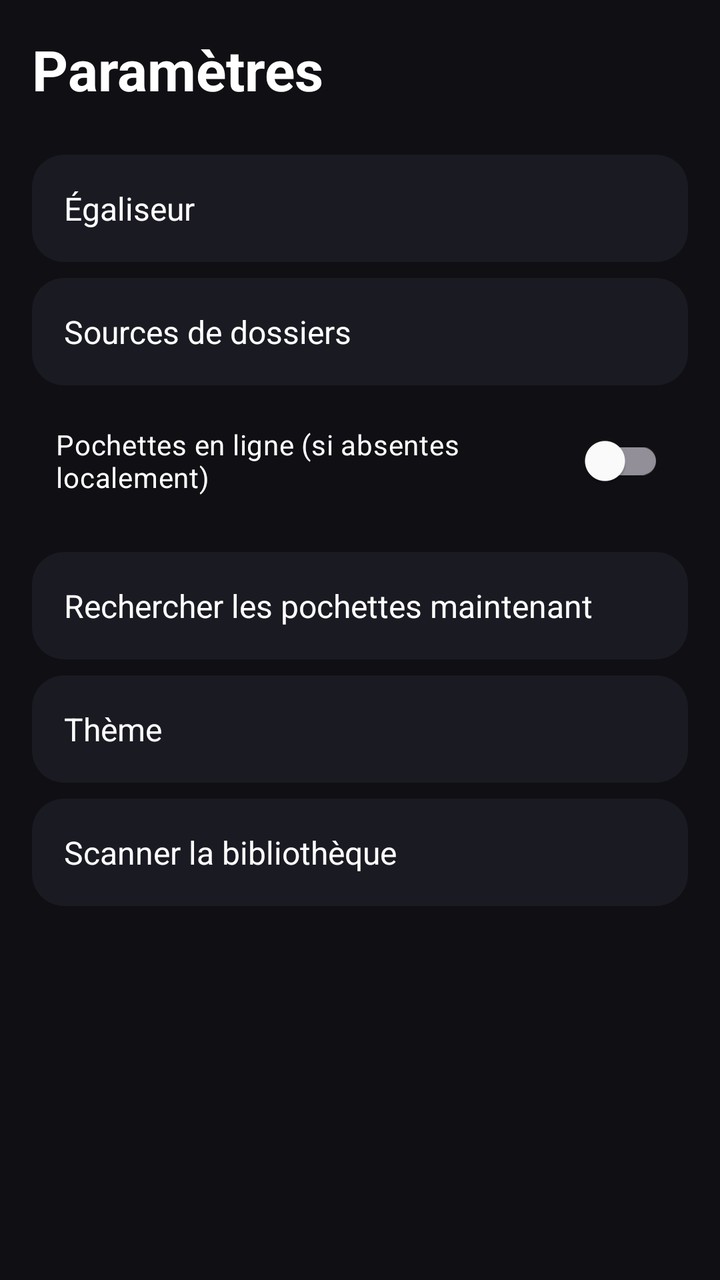
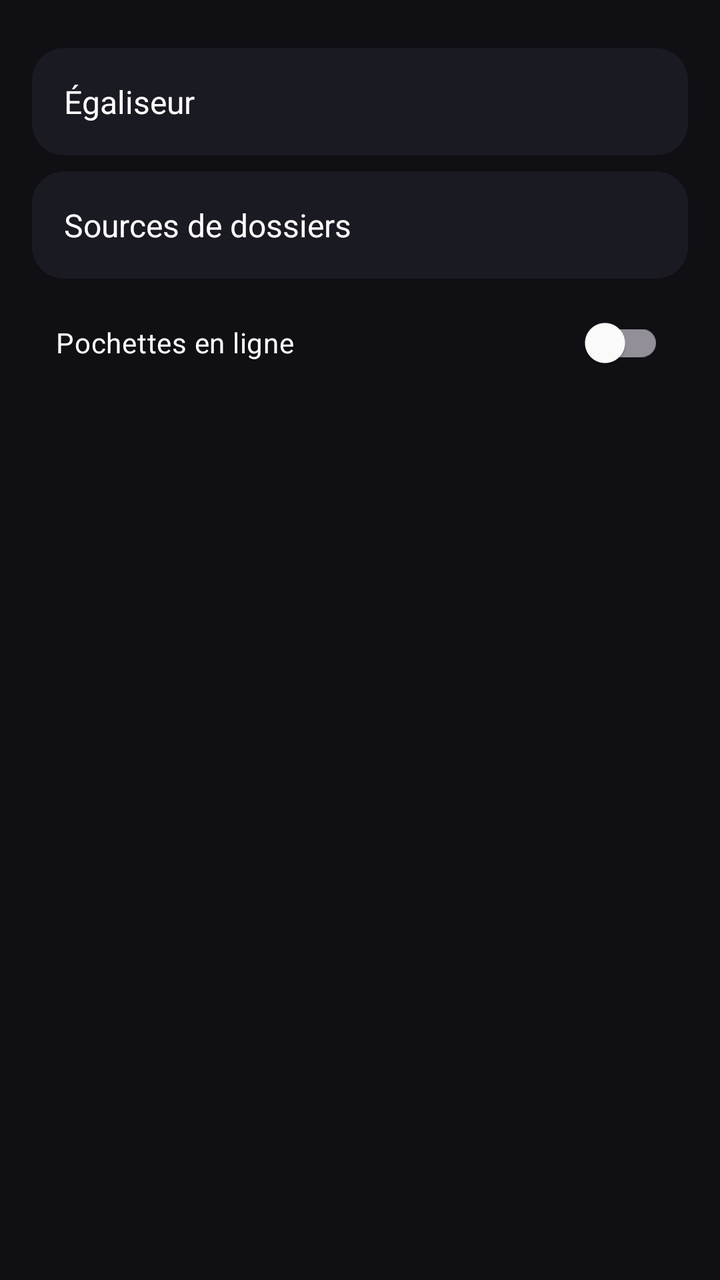

Screens rendered from an Android XML layout before and after an edit, with the pre-edit source and the edit as a unified diff.
<!-- AndroidManifest.xml: application theme Theme.Melodie -->
<!-- res/layout/fragment_library_settings.xml -->
<?xml version="1.0" encoding="utf-8"?>
<androidx.core.widget.NestedScrollView xmlns:android="http://schemas.android.com/apk/res/android"
    android:layout_width="match_parent"
    android:layout_height="match_parent"
    android:background="@color/bg_dark">

    <LinearLayout
        android:layout_width="match_parent"
        android:layout_height="wrap_content"
        android:orientation="vertical"
        android:padding="16dp">

        <TextView
            android:layout_width="wrap_content"
            android:layout_height="wrap_content"
            android:text="@string/tab_settings"
            android:textColor="@color/text_primary"
            android:textSize="28sp"
            android:textStyle="bold"
            android:paddingBottom="16dp" />

        <TextView
            android:id="@+id/settings_eq"
            style="@style/SettingsItem"
            android:text="@string/settings_equalizer" />

        <TextView
            android:id="@+id/settings_folders"
            style="@style/SettingsItem"
            android:text="@string/settings_folders" />

        <com.google.android.material.switchmaterial.SwitchMaterial
            android:id="@+id/settings_online_cover"
            android:layout_width="match_parent"
            android:layout_height="wrap_content"
            android:layout_marginTop="8dp"
            android:layout_marginBottom="8dp"
            android:padding="12dp"
            android:text="@string/settings_online_cover"
            android:textColor="@color/text_primary" />

        <TextView
            android:id="@+id/settings_refresh_cover"
            style="@style/SettingsItem"
            android:text="@string/settings_refresh_cover" />


        <TextView
            android:id="@+id/settings_theme"
            style="@style/SettingsItem"
            android:text="@string/settings_theme" />

        <TextView
            android:id="@+id/library_scan"
            style="@style/SettingsItem"
            android:text="@string/library_scan" />

    </LinearLayout>
</androidx.core.widget.NestedScrollView>
<!-- resources referenced by this layout -->
<resources>
  <color name="bg_dark">#0F0F14</color>
  <color name="text_primary">#FFFFFF</color>
  <string name="library_scan">Scanner la bibliothèque</string>
  <string name="settings_equalizer">Égaliseur</string>
  <string name="settings_folders">Sources de dossiers</string>
  <string name="settings_online_cover">Pochettes en ligne (si absentes localement)</string>
  <string name="settings_refresh_cover">Rechercher les pochettes maintenant</string>
  <string name="settings_theme">Thème</string>
  <string name="tab_settings">Paramètres</string>
  <style name="SettingsItem">
          <item name="android:layout_width">match_parent</item>
          <item name="android:layout_height">wrap_content</item>
          <item name="android:padding">16dp</item>
          <item name="android:layout_marginTop">8dp</item>
          <item name="android:textColor">@color/text_primary</item>
          <item name="android:textSize">16sp</item>
          <item name="android:background">@drawable/bg_card_rounded</item>
          <item name="android:clickable">true</item>
          <item name="android:focusable">true</item>
          <item name="android:foreground">?attr/selectableItemBackground</item>
      </style>
  <style name="Theme.Melodie" parent="Theme.Material3.Dark.NoActionBar">
          <item name="colorPrimary">@color/melodie_purple</item>
          <item name="colorOnPrimary">@color/white</item>
          <item name="colorSecondary">@color/audio_cyan</item>
          <item name="colorOnSecondary">@color/black</item>
          <item name="colorTertiary">@color/energy_green</item>
          <item name="colorOnTertiary">@color/black</item>
  
          <item name="android:colorBackground">@color/bg_dark</item>
          <item name="colorSurface">@color/surface</item>
          <item name="colorSurfaceVariant">@color/surface_variant</item>
          <item name="colorOnBackground">@color/text_primary</item>
          <item name="colorOnSurface">@color/text_primary</item>
          <item name="colorOnSurfaceVariant">@color/text_secondary</item>
  
          <item name="android:statusBarColor">@color/bg_dark</item>
          <item name="android:navigationBarColor">@color/bg_dark</item>
          <item name="android:windowLightStatusBar">false</item>
      </style>
  <!-- drawable bg_card_rounded (drawable) -->
  <shape xmlns:android="http://schemas.android.com/apk/res/android"
      android:shape="rectangle">
      <solid android:color="@color/surface" />
      <corners android:radius="16dp" />
  </shape>
  <color name="melodie_purple">#7C4DFF</color>
  <color name="white">#FFFFFFFF</color>
  <color name="audio_cyan">#00D4FF</color>
  <color name="black">#FF000000</color>
  <color name="energy_green">#00E5A8</color>
  <color name="surface">#1A1A22</color>
  <color name="surface_variant">#232333</color>
  <color name="text_secondary">#B0B0C3</color>
</resources>

<!-- the commit's change to res/layout/fragment_library_settings.xml (unified diff, before → after) -->
@@ -9,15 +9,6 @@
         android:layout_height="wrap_content"
         android:orientation="vertical"
         android:padding="16dp">
-
-        <TextView
-            android:layout_width="wrap_content"
-            android:layout_height="wrap_content"
-            android:text="@string/tab_settings"
-            android:textColor="@color/text_primary"
-            android:textSize="28sp"
-            android:textStyle="bold"
-            android:paddingBottom="16dp" />
 
         <TextView
             android:id="@+id/settings_eq"
@@ -39,21 +30,5 @@
             android:text="@string/settings_online_cover"
             android:textColor="@color/text_primary" />
 
-        <TextView
-            android:id="@+id/settings_refresh_cover"
-            style="@style/SettingsItem"
-            android:text="@string/settings_refresh_cover" />
-
-
-        <TextView
-            android:id="@+id/settings_theme"
-            style="@style/SettingsItem"
-            android:text="@string/settings_theme" />
-
-        <TextView
-            android:id="@+id/library_scan"
-            style="@style/SettingsItem"
-            android:text="@string/library_scan" />
-
     </LinearLayout>
 </androidx.core.widget.NestedScrollView>
<!-- resource entries referenced after the edit -->
@@ -2,13 +2,9 @@
 <resources>
   <color name="bg_dark">#0F0F14</color>
   <color name="text_primary">#FFFFFF</color>
-  <string name="library_scan">Scanner la bibliothèque</string>
   <string name="settings_equalizer">Égaliseur</string>
   <string name="settings_folders">Sources de dossiers</string>
-  <string name="settings_online_cover">Pochettes en ligne (si absentes localement)</string>
-  <string name="settings_refresh_cover">Rechercher les pochettes maintenant</string>
-  <string name="settings_theme">Thème</string>
-  <string name="tab_settings">Paramètres</string>
+  <string name="settings_online_cover">Pochettes en ligne</string>
   <style name="SettingsItem">
           <item name="android:layout_width">match_parent</item>
           <item name="android:layout_height">wrap_content</item>
